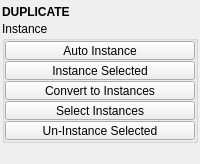
The window that tentacle/ui/duplicate.ui (m3trik/tentacle) describes before a commit, drawn with Qt 5.
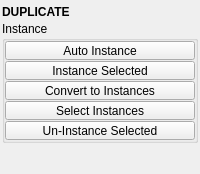
The same window after the commit. Custom widgets are drawn as their Qt base class.

Diff of the .ui file:
```diff
--- a/tentacle/ui/duplicate.ui
+++ b/tentacle/ui/duplicate.ui
@@ -344,6 +344,9 @@
         <property name="orientation">
          <enum>Qt::Vertical</enum>
         </property>
+        <property name="sizeType">
+         <enum>QSizePolicy::Fixed</enum>
+        </property>
         <property name="sizeHint" stdset="0">
          <size>
           <width>0</width>
```
Left out of the diff: 6 changed lines with no effect on the pictures.
